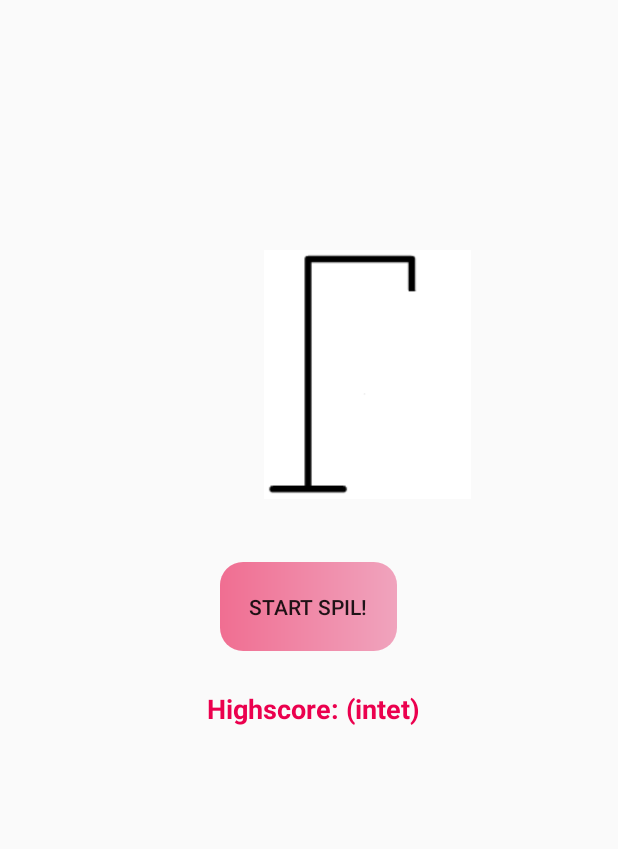
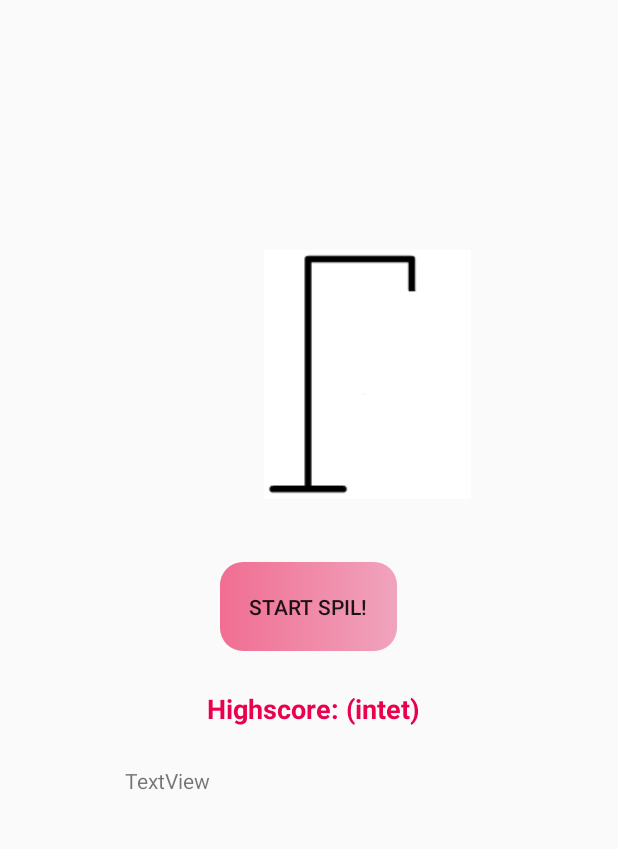
Before and after one commit to HellaAchari/GalgelegFinal, an Android app: the screen it shows after launch (Start), on a phone screen of 412 x 824 dp, the part 237-1086 px from its top. Run offline under Robolectric (Android 15) with nearby library versions, the phone set to English and light mode, and no system bars.

Commit message:
Mulig forsøg

```diff
--- a/app/src/main/java/com/example/myapplication/MainActivity.java
+++ b/app/src/main/java/com/example/myapplication/MainActivity.java
@@ -31,6 +31,7 @@ public class MainActivity extends AppCompatActivity implements View.OnClickListe
     Animation scaleAnimation, rotateAnimation;
     int score;
     String vinderOrdet;
+    int forsøg = 0;
 
     @Override
     protected void onCreate(Bundle savedInstanceState) {
@@ -76,9 +77,14 @@ public class MainActivity extends AppCompatActivity implements View.OnClickListe
     public void tabtEllerVundet(){
         if (galgelogik.erSpilletTabt()){
             ordet = galgelogik.getOrdet();
+            forsøg++;
             Intent i = new Intent(this, Tabt.class);
             i.putExtra("Ordet", ordet);
             startActivity(i);
+
+            Intent intent = new Intent(this, Start.class);
+            intent.putExtra("Forsøg", forsøg);
+
         }
         else if(galgelogik.erSpilletVundet()){
             vinderOrdet = galgelogik.getOrdet();
--- a/app/src/main/java/com/example/myapplication/Start.java
+++ b/app/src/main/java/com/example/myapplication/Start.java
@@ -16,12 +16,13 @@ import android.widget.Toast;
 
 public class Start extends AppCompatActivity implements View.OnClickListener {
     Button button;
-    TextView textView1, textView2;
+    TextView textView1, textView2, textView;
 
     @Override
     protected void onCreate(Bundle savedInstanceState) {
         super.onCreate(savedInstanceState);
         setContentView(R.layout.activity_start);
+        textView = findViewById(R.id.textView);
         textView1 = findViewById(R.id.textView5);
         textView2 =findViewById(R.id.textView6);
         button =findViewById(R.id.button2);
@@ -32,6 +33,9 @@ public class Start extends AppCompatActivity implements View.OnClickListener {
     public void onClick(View v) {
         Intent i = new Intent(this, MainActivity.class);
         startActivity(i);
+        Intent intent =getIntent();
+        textView.setText(intent.getStringExtra("Forsøg"));
+        //TODO: HVORFOR VIRKER DET IKKE?!
     }
     @Override
     public boolean onCreateOptionsMenu(Menu menu) {
--- a/app/src/main/java/com/example/myapplication/Tabt.java
+++ b/app/src/main/java/com/example/myapplication/Tabt.java
@@ -58,6 +58,7 @@ public class Tabt extends AppCompatActivity implements View.OnClickListener {
             Intent i = new Intent(this, MainActivity.class);
             startActivity(i);
         }
+
     }
     @Override
     public boolean onCreateOptionsMenu(Menu menu) {
@@ -65,7 +66,6 @@ public class Tabt extends AppCompatActivity implements View.OnClickListener {
         menuInflater.inflate(R.menu.my_menu, menu);
         return super.onCreateOptionsMenu(menu);
     }
-
     @Override
     public boolean onOptionsItemSelected(@NonNull MenuItem item) {
         switch(item.getItemId()){
--- a/app/src/main/java/com/example/myapplication/Vind.java
+++ b/app/src/main/java/com/example/myapplication/Vind.java
@@ -34,6 +34,7 @@ public class Vind extends  AppCompatActivity implements View.OnClickListener {
         Intent i = getIntent();
         String vinderOrd = i.getStringExtra("VinderOrdet");
         String antalFejl = i.getStringExtra("AntalFejl");
+        //TODO: HVORFOR VIRKER DET IKKE!
         textView2.setText(vinderOrd);
         textView2.startAnimation(scaleAnimation);
         textView.startAnimation(scaleAnimation);
--- a/app/src/main/res/layout/activity_start.xml
+++ b/app/src/main/res/layout/activity_start.xml
@@ -65,4 +65,14 @@
         app:layout_constraintTop_toBottomOf="@+id/button2"
         app:layout_constraintVertical_bias="0.051" />
 
+    <TextView
+        android:id="@+id/textView"
+        android:layout_width="245dp"
+        android:layout_height="39dp"
+        android:layout_marginBottom="116dp"
+        android:text="TextView"
+        app:layout_constraintBottom_toBottomOf="parent"
+        app:layout_constraintEnd_toEndOf="parent"
+        app:layout_constraintStart_toStartOf="parent" />
+
 </androidx.constraintlayout.widget.ConstraintLayout>
```
